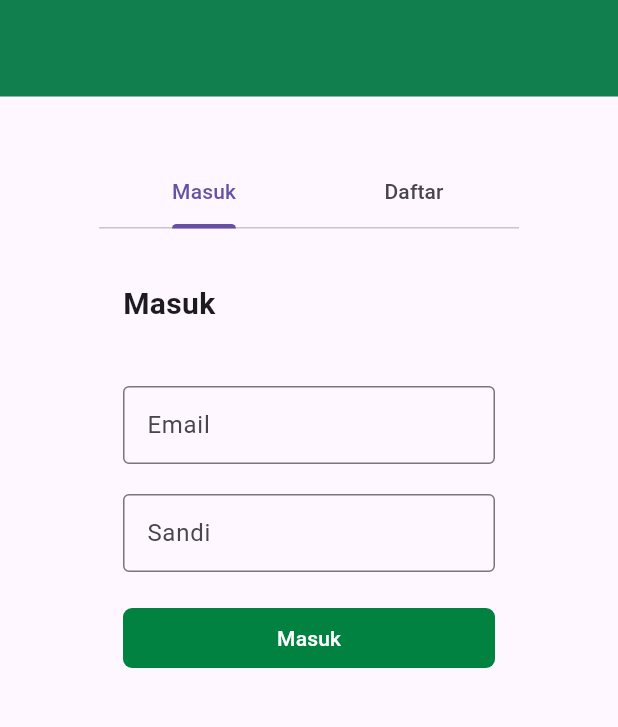
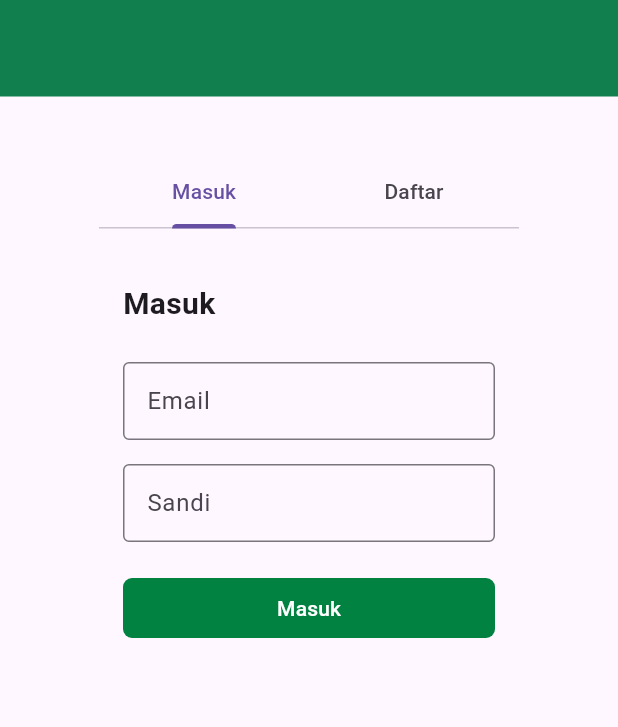
Before and after one commit to imdito/Kripto-App-Vault, a Flutter app: the screen it shows after launch, on a phone screen of 412 x 824 dp, the part 142-869 px from its top. Run offline on Flutter 3.47's test engine with Material 3 defaults, Android fonts, the phone set to English and light mode, and no system bars; our stand-ins replace file_picker, flutter_dotenv, get, get_storage, image_picker, local_auth; missing offline and left inert: file_saver, saver_gallery.

Commit message:
finishing front-end

```diff
--- a/lib/LoginRegister/login_register_view.dart
+++ b/lib/LoginRegister/login_register_view.dart
@@ -27,7 +27,8 @@ class Registerview extends StatelessWidget {
         toolbarHeight: 159,
         backgroundColor: Color(0xFF117f4e),
       ),
-      body: Center(
+      body: Center
+        (
         child: SafeArea(
           child: SizedBox(
             width: 280,
@@ -51,45 +52,46 @@ class Registerview extends StatelessWidget {
                           ],
                         ),
                         Expanded(
-
                           child: TabBarView(
+                            physics: const BouncingScrollPhysics(),
                             children: [
+                              // Tab Masuk
                               SingleChildScrollView(
-                                key: PageStorageKey('tab-masuk'),
-                                child: Padding(
-                                  padding: EdgeInsets.all(16),
+                                key: const PageStorageKey('tab-masuk'),
+                                padding: const EdgeInsets.all(16),
+                                child: Form(
                                   child: Column(
                                     crossAxisAlignment: CrossAxisAlignment.start,
                                     children: [
-                                      SizedBox(height: 20),
-                                      Text(
+                                      const SizedBox(height: 20),
+                                      const Text(
                                         "Masuk",
                                         style: TextStyle(
                                           fontWeight: FontWeight.bold,
                                           fontSize: 20,
                                         ),
                                       ),
-                                      SizedBox(height: 40),
+                                      const SizedBox(height: 24),
                                       TextField(
                                         controller: loginemailC,
-                                        decoration: InputDecoration(
+                                        decoration: const InputDecoration(
                                           border: OutlineInputBorder(),
                                           labelText: 'Email',
                                           contentPadding: EdgeInsets.symmetric(vertical: 14, horizontal: 12),
                                         ),
                                       ),
-                                      SizedBox(height: 20),
+                                      const SizedBox(height: 16),
                                       TextField(
                                         controller: loginpasswordC,
                                         obscureText: true,
-                                        decoration: InputDecoration(
+                                        decoration: const InputDecoration(
                                           border: OutlineInputBorder(),
                                           labelText: 'Sandi',
                                           contentPadding: EdgeInsets.symmetric(vertical: 14, horizontal: 12),
                                         ),
                                       ),
-                                      SizedBox(height: 20),
-                                      Container(
+                                      const SizedBox(height: 20),
+                                      SizedBox(
                                         width: double.infinity,
                                         child: TextButton(
                                           onPressed: () {
@@ -118,12 +120,12 @@ class Registerview extends StatelessWidget {
                                               );
                                             }
                                           },
-                                          child: Text(
+                                          child: const Text(
                                             "Masuk",
                                             style: TextStyle(color: Colors.white),
                                           ),
                                           style: TextButton.styleFrom(
-                                            backgroundColor: Color.fromRGBO(
+                                            backgroundColor: const Color.fromRGBO(
                                               1,
                                               130,
                                               65,
@@ -141,61 +143,62 @@ class Registerview extends StatelessWidget {
                                   ),
                                 ),
                               ),
+                              // Tab Daftar
                               SingleChildScrollView(
-                                key: PageStorageKey('tab-daftar'),
-                                child: Padding(
-                                  padding: EdgeInsets.all(16),
+                                key: const PageStorageKey('tab-daftar'),
+                                padding: const EdgeInsets.all(16),
+                                child: Form(
                                   child: Column(
                                     crossAxisAlignment: CrossAxisAlignment.start,
                                     children: [
-                                      SizedBox(height: 20),
-                                      Text(
+                                      const SizedBox(height: 20),
+                                      const Text(
                                         "Daftar Akun",
                                         style: TextStyle(
                                           fontWeight: FontWeight.bold,
                                           fontSize: 20,
                                         ),
                                       ),
-                                      SizedBox(height: 40),
+                                      const SizedBox(height: 24),
                                       TextField(
                                         controller: regisusernameC,
-                                        decoration: InputDecoration(
+                                        decoration: const InputDecoration(
                                           border: OutlineInputBorder(),
                                           labelText: 'username',
                                           contentPadding: EdgeInsets.symmetric(vertical: 14, horizontal: 12),
                                         ),
                                       ),
-                                      SizedBox(height: 20),
+                                      const SizedBox(height: 16),
                                       TextField(
                                         controller: regisemailC,
-                                        decoration: InputDecoration(
+                                        decoration: const InputDecoration(
                                           border: OutlineInputBorder(),
                                           labelText: 'Email',
                                           contentPadding: EdgeInsets.symmetric(vertical: 14, horizontal: 12),
                                         ),
                                       ),
-                                      SizedBox(height: 20),
+                                      const SizedBox(height: 16),
                                       TextField(
                                         controller: regispasswordC,
                                         obscureText: true,
-                                        decoration: InputDecoration(
+                                        decoration: const InputDecoration(
                                           border: OutlineInputBorder(),
                                           labelText: 'Password',
                                           contentPadding: EdgeInsets.symmetric(vertical: 14, horizontal: 12),
                                         ),
                                       ),
-                                      SizedBox(height: 20),
+                                      const SizedBox(height: 16),
                                       TextField(
                                         controller: regisconfirmPasswordC,
                                         obscureText: true,
-                                        decoration: InputDecoration(
+                                        decoration: const InputDecoration(
                                           border: OutlineInputBorder(),
                                           labelText: 'Confirm Password',
                                           contentPadding: EdgeInsets.symmetric(vertical: 14, horizontal: 12),
                                         ),
                                       ),
-                                      SizedBox(height: 20),
-                                      Container(
+                                      const SizedBox(height: 20),
+                                      SizedBox(
                                         width: double.infinity,
                                         child: TextButton(
                                           onPressed: () {
@@ -229,14 +232,18 @@ class Registerview extends StatelessWidget {
                                                 regispasswordC.text,
                                                 regisconfirmPasswordC.text,
                                               );
+                                              regisemailC.text = "";
+                                              regisusernameC.text = "";
+                                              regispasswordC.text = "";
+                                              regisconfirmPasswordC.text = "";
                                             }
                                           },
-                                          child: Text(
+                                          child: const Text(
                                             "Daftar",
                                             style: TextStyle(color: Colors.white),
                                           ),
                                           style: TextButton.styleFrom(
-                                            backgroundColor: Color.fromRGBO(
+                                            backgroundColor: const Color.fromRGBO(
                                               1,
                                               130,
                                               65,
--- a/lib/LoginRegister/signin_up_controller.dart
+++ b/lib/LoginRegister/signin_up_controller.dart
@@ -152,15 +152,12 @@ class SignInUpController extends GetxController {
       );
 
       // 4. Cek status kode balasan
-      if (response.statusCode == 200) {
+      if (response.statusCode == 201) {
         // Sukses
         print("Data berhasil dikirim!");
         // Decode balasan JSON dari server
         final responseData = jsonDecode(response.body);
         print("Respon server: ${responseData['message']}");
-
-        // Navigate to home page
-        Get.offAllNamed(AppRoutes.home);
 
         Get.snackbar(
           'Registrasi Berhasil',
--- a/lib/fileEncryptPage/file_encrypt_controller.dart
+++ b/lib/fileEncryptPage/file_encrypt_controller.dart
@@ -127,7 +127,7 @@ class FileEncryptController extends GetxController {
 
       if (result['success']) {
         final decryptedBase64 = result['data']['decrypted_file'];
-        final newFilename = result['data']['filename'];
+        final newFilename = "decrypted_${result['data']['filename']}";
 
         final decryptedFile = await _saveFile(decryptedBase64, newFilename);
 
@@ -143,6 +143,7 @@ class FileEncryptController extends GetxController {
         }
       }
     } catch (e) {
+      print('e decrypt: $e');
       _showError('Error: $e');
     } finally {
       isLoading(false);
--- a/lib/homePage/home_page_controller.dart
+++ b/lib/homePage/home_page_controller.dart
@@ -44,7 +44,7 @@ class HomePageController extends GetxController {
       return;
     }
 
-    final Uri url = Uri.parse('$host/api/messages/inbox?user_id=$id&limit=5&offset=0');
+      final Uri url = Uri.parse('$host/api/messages/inbox?user_id=$id&limit=20&offset=0');
 
     try {
       isLoading(true);
@@ -90,7 +90,7 @@ class HomePageController extends GetxController {
           children: [
             const ListTile(
               title: Text(
-                'Tambah Item Rahasia Baru',
+                'Akses Fitur Aman',
                 style: TextStyle(fontWeight: FontWeight.bold),
               ),
             ),
@@ -104,7 +104,7 @@ class HomePageController extends GetxController {
             ),
             ListTile(
               leading: const Icon(Icons.folder_outlined),
-              title: const Text('Upload File Aman'),
+              title: const Text('Enkrispi File Aman'),
               onTap: () {
                 Get.back();
                 Get.toNamed('/file-encrypt');
--- a/lib/homePage/home_page_view.dart
+++ b/lib/homePage/home_page_view.dart
@@ -20,7 +20,7 @@ class HomePageView extends GetView<HomePageController> {
       // --- APPBAR ---
       appBar: AppBar(
         // Judul dari kode Anda (SESUAI PERMINTAAN)
-        title: Text("Brankas id: ${id}"),
+        title: Text("Daftar Pesan"),
         actions: [
           IconButton(onPressed:(){
             Get.toNamed('/sent-history', arguments: id);
```
Also changed, not shown: lib/profilePage/profile_view.dart (+0 -12 lines), lib/sendMessage/send_message_controller.dart (+34 -4 lines), lib/steganoPage/stegano_controller.dart (+84 -17 lines), lib/superEncrypt/super_encrypt_controller.dart (+8 -1 lines), lib/superEncrypt/super_encrypt_view.dart (+5 -3 lines).
